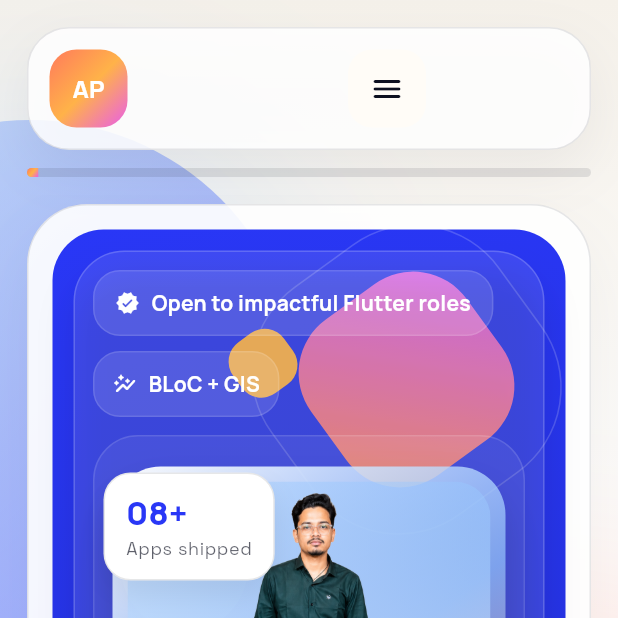
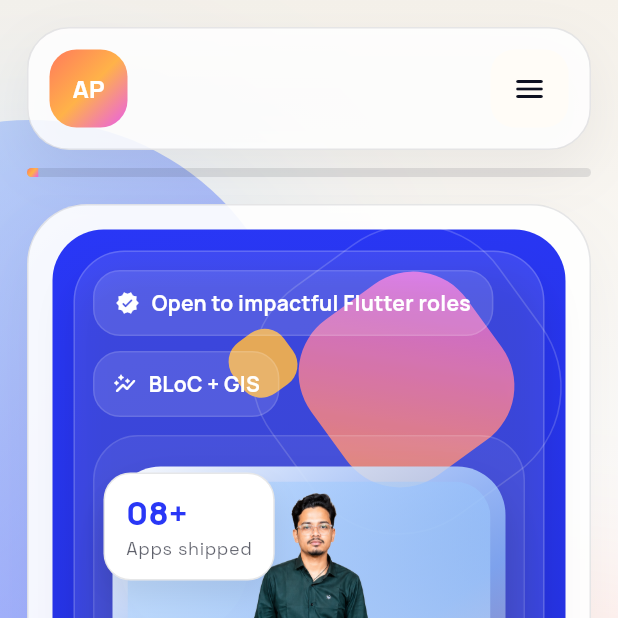
Before and after one commit to aniket-050/my_portfolio, a Flutter app: the screen it shows after launch, on a phone screen of 412 x 824 dp, the top half of it. Run offline on Flutter 3.47's test engine with Material 3 defaults, Android fonts, the phone set to English and light mode, and no system bars; our stand-ins replace cloud_firestore, equatable, firebase_auth, firebase_core, firebase_storage, flutter_bloc and 2 more; missing offline and left inert: dart:html; accounts and stored records are empty.

Commit message:
Align mobile menu button

```diff
--- a/lib/src/features/portfolio/view/portfolio_page.dart
+++ b/lib/src/features/portfolio/view/portfolio_page.dart
@@ -421,11 +421,41 @@ class _PortfolioHeader extends StatelessWidget {
       ),
       child: Column(
         children: [
+          if (isMobile)
+            SizedBox(
+              width: double.infinity,
+              child: Stack(
+                alignment: Alignment.center,
+                children: [
+                  Align(
+                    alignment: Alignment.centerLeft,
+                    child: _BrandLockup(compact: compactBrand),
+                  ),
+                  Align(
+                    alignment: Alignment.centerRight,
+                    child: IconButton(
+                      onPressed: onMenuToggle,
+                      style: IconButton.styleFrom(
+                        backgroundColor: AppPalette.surface,
+                        shape: RoundedRectangleBorder(
+                          borderRadius: BorderRadius.circular(16),
+                        ),
+                        fixedSize: const Size(52, 52),
+                      ),
+                      icon: Icon(
+                        isMenuOpen ? Icons.close_rounded : Icons.menu_rounded,
+                        color: AppPalette.ink,
+                      ),
+                    ),
+                  ),
+                ],
+              ),
+            )
+          else
             Row(
               children: [
                 Flexible(child: _BrandLockup(compact: compactBrand)),
                 const Spacer(),
-              if (!isMobile) ...[
                 Wrap(spacing: 6, children: navItems),
                 const SizedBox(width: 14),
                 FilledButton.icon(
@@ -443,24 +473,6 @@ class _PortfolioHeader extends StatelessWidget {
                   ),
                   icon: const Icon(Icons.download_rounded, size: 18),
                   label: const Text('Resume'),
-                ),
-              ] else
-                Align(
-                  alignment: Alignment.centerRight,
-                  child: IconButton(
-                    onPressed: onMenuToggle,
-                    style: IconButton.styleFrom(
-                      backgroundColor: AppPalette.surface,
-                      shape: RoundedRectangleBorder(
-                        borderRadius: BorderRadius.circular(16),
-                      ),
-                      fixedSize: const Size(52, 52),
-                    ),
-                    icon: Icon(
-                      isMenuOpen ? Icons.close_rounded : Icons.menu_rounded,
-                      color: AppPalette.ink,
-                    ),
-                  ),
                 ),
               ],
             ),
```
Lines whose indentation alone changed are shown as unchanged.
